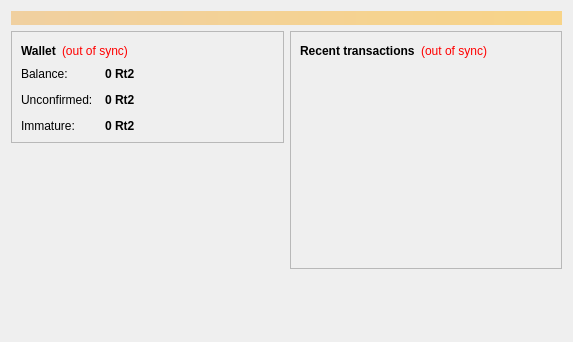
Above: src/qt/forms/overviewpage.ui from rotocoin/rotocoin before the change. Below: the same form after it.
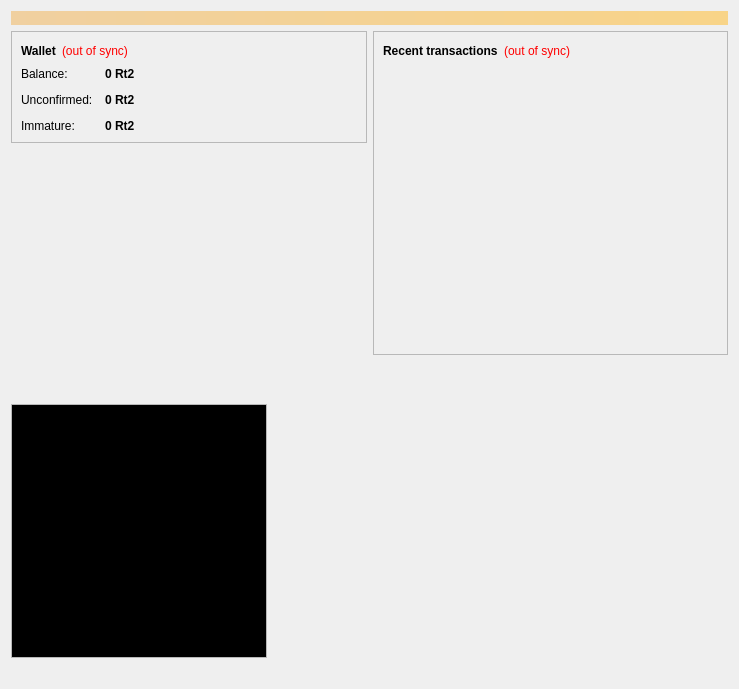
That is the form after the change. Icons and pictures are not drawn.

Diff of the .ui file:
```diff
--- a/src/qt/forms/overviewpage.ui
+++ b/src/qt/forms/overviewpage.ui
@@ -6,8 +6,8 @@
    <rect>
     <x>0</x>
     <y>0</y>
-    <width>573</width>
-    <height>342</height>
+    <width>739</width>
+    <height>689</height>
    </rect>
   </property>
   <property name="windowTitle">
@@ -202,6 +202,44 @@
          </property>
         </spacer>
        </item>
+       <item>
+        <widget class="QTextBrowser" name="textBrowser">
+         <property name="sizePolicy">
+          <sizepolicy hsizetype="Fixed" vsizetype="Expanding">
+           <horstretch>0</horstretch>
+           <verstretch>0</verstretch>
+          </sizepolicy>
+         </property>
+         <property name="autoFillBackground">
+          <bool>true</bool>
+         </property>
+         <property name="frameShape">
+          <enum>QFrame::StyledPanel</enum>
+         </property>
+         <property name="frameShadow">
+          <enum>QFrame::Raised</enum>
+         </property>
+         <property name="verticalScrollBarPolicy">
+          <enum>Qt::ScrollBarAlwaysOff</enum>
+         </property>
+         <property name="horizontalScrollBarPolicy">
+          <enum>Qt::ScrollBarAlwaysOff</enum>
+         </property>
+         <property name="html">
+          <string>&lt;!DOCTYPE HTML PUBLIC &quot;-//W3C//DTD HTML 4.0//EN&quot; &quot;http://www.w3.org/TR/REC-html40/strict.dtd&quot;&gt;
+&lt;html&gt;&lt;head&gt;&lt;meta name=&quot;qrichtext&quot; content=&quot;1&quot; /&gt;&lt;style type=&quot;text/css&quot;&gt;
+p, li { white-space: pre-wrap; }
+&lt;/style&gt;&lt;/head&gt;&lt;body style=&quot; font-family:'Ubuntu'; font-size:11pt; font-weight:400; font-style:normal;&quot; bgcolor=&quot;#000000&quot;&gt;
+&lt;p style=&quot;-qt-paragraph-type:empty; margin-top:0px; margin-bottom:0px; margin-left:0px; margin-right:0px; -qt-block-indent:0; text-indent:0px; font-family:'Sans Serif'; font-size:9pt;&quot;&gt;&lt;br /&gt;&lt;/p&gt;&lt;/body&gt;&lt;/html&gt;</string>
+         </property>
+         <property name="overwriteMode">
+          <bool>true</bool>
+         </property>
+         <property name="openExternalLinks">
+          <bool>true</bool>
+         </property>
+        </widget>
+       </item>
        <item>
         <widget class="QLabel" name="label_6">
          <property name="text">
```
Left out of the diff: 12 changed lines with no effect on the pictures.
